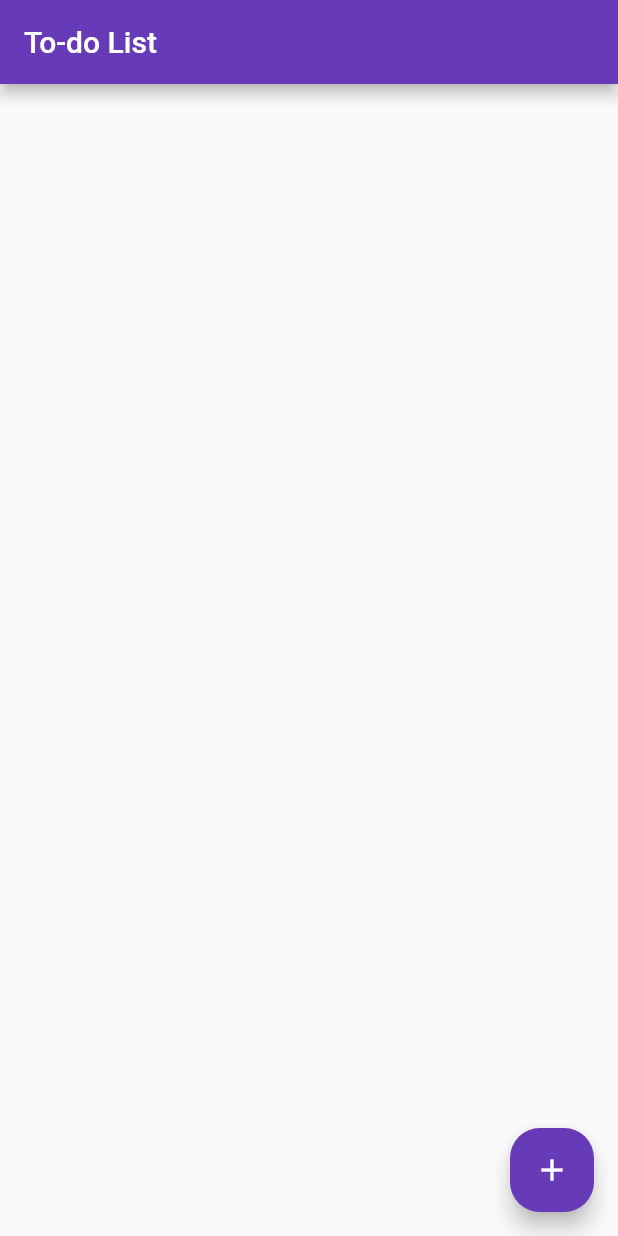
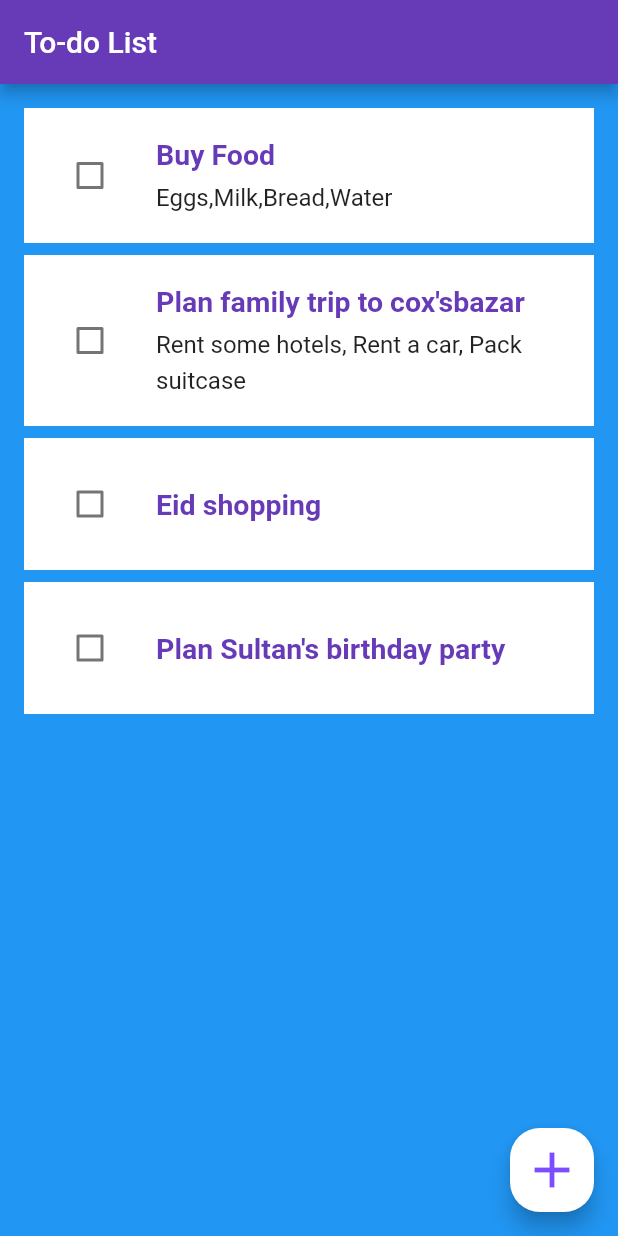
Before and after one commit to sakib556/To-Do-List-App-Sqflite-GetX-, a Flutter app: the HomePage screen opened directly, on a phone screen of 412 x 824 dp. Run offline on Flutter 3.47's test engine with Material 2 defaults, Android fonts, the phone set to English and light mode, and no system bars; our stand-ins replace get, shared_preferences; accounts and stored records are empty.

Commit message:
todo list designs, add some todo information in code for test

```diff
--- /dev/null
+++ b/lib/controllers/todos_controller.dart
@@ -0,0 +1,29 @@
+import 'package:get/get.dart';
+
+import '../models/todo_info.dart';
+
+class TodosController extends GetxController {
+  List<TodoInfo> todos = [
+    TodoInfo(
+      createdTime: DateTime.now(),
+      title: 'Buy Food',
+      description: 'Eggs,Milk,Bread,Water',
+    ),
+    TodoInfo(
+      createdTime: DateTime.now(),
+      title: 'Plan family trip to cox\'sbazar',
+      description: 'Rent some hotels, Rent a car, Pack suitcase',
+    ),
+    TodoInfo(
+      createdTime: DateTime.now(),
+      title: 'Eid shopping',
+    ),
+    TodoInfo(
+      createdTime: DateTime.now(),
+      title: 'Plan Sultan\'s birthday party',
+    ),
+  ];
+
+  List<TodoInfo> get todoList =>
+      todos.where((todo) => todo.isDone == false).toList();
+}
--- a/lib/models/todo_info.dart
+++ b/lib/models/todo_info.dart
@@ -1,10 +1,12 @@
 class TodoInfo {
+  DateTime createdTime;
   String? title;
   String? id;
   String? description;
   bool? isDone;
 
   TodoInfo({
+    required this.createdTime,
     required this.title,
     this.description = '',
     this.id,
--- a/lib/views/home/home_page.dart
+++ b/lib/views/home/home_page.dart
@@ -1,6 +1,7 @@
 import 'package:flutter/material.dart';
 
 import 'local_widgets/add_todo_dialogue_widget.dart';
+import 'local_widgets/todo_list_widget.dart';
 
 class HomePage extends StatelessWidget {
   const HomePage({Key? key}) : super(key: key);
@@ -9,26 +10,31 @@ class HomePage extends StatelessWidget {
   Widget build(BuildContext context) {
     return SafeArea(
       child: Scaffold(
+        backgroundColor: Colors.blue,
         appBar: AppBar(
           title: Text("To-do List"),
           backgroundColor: Colors.deepPurple,
         ),
         body: Container(
           child: Column(
-            children: [],
+            children: [TodoListWidget()],
           ),
         ),
         floatingActionButton: FloatingActionButton(
           shape: RoundedRectangleBorder(
             borderRadius: BorderRadius.circular(20),
           ),
-          backgroundColor: Colors.deepPurple,
+          backgroundColor: Colors.white,
           onPressed: () => showDialog(
             context: context,
             builder: (context) => AddTodoDialogueWidget(),
             barrierDismissible: false,
           ),
-          child: Icon(Icons.add),
+          child: Icon(
+            Icons.add,
+            size: 40,
+            color: Colors.deepPurpleAccent,
+          ),
         ),
       ),
     );
--- /dev/null
+++ b/lib/views/home/local_widgets/todo_list_widget.dart
@@ -0,0 +1,33 @@
+import 'package:flutter/material.dart';
+import 'package:get/get.dart';
+import 'package:to_do_list_app_flutter/controllers/todos_controller.dart';
+import 'package:to_do_list_app_flutter/views/home/local_widgets/todo_widget.dart';
+
+class TodoListWidget extends StatelessWidget {
+  @override
+  Widget build(BuildContext context) {
+    final TodosController _todosController = Get.put(TodosController());
+    final todos = _todosController.todos;
+
+    return todos.isEmpty
+        ? Center(
+            child: Text(
+              'No todos.',
+              style: TextStyle(fontSize: 20),
+            ),
+          )
+        : Expanded(
+            child: ListView.separated(
+              physics: BouncingScrollPhysics(),
+              padding: EdgeInsets.all(16),
+              separatorBuilder: (context, index) => Container(height: 8),
+              itemCount: todos.length,
+              itemBuilder: (context, index) {
+                final todo = todos[index];
+
+                return TodoWidget(todo: todo);
+              },
+            ),
+          );
+  }
+}
--- /dev/null
+++ b/lib/views/home/local_widgets/todo_widget.dart
@@ -0,0 +1,51 @@
+import 'package:flutter/material.dart';
+import 'package:to_do_list_app_flutter/models/todo_info.dart';
+
+class TodoWidget extends StatelessWidget {
+  final TodoInfo todo;
+
+  const TodoWidget({
+    required this.todo,
+    Key? key,
+  }) : super(key: key);
+
+  @override
+  Widget build(BuildContext context) => Container(
+        color: Colors.white,
+        padding: EdgeInsets.all(20),
+        child: Row(
+          children: [
+            Checkbox(
+              activeColor: Theme.of(context).primaryColor,
+              checkColor: Colors.white,
+              value: todo.isDone,
+              onChanged: (_) {},
+            ),
+            const SizedBox(width: 20),
+            Expanded(
+              child: Column(
+                crossAxisAlignment: CrossAxisAlignment.start,
+                children: [
+                  Text(
+                    todo.title!,
+                    style: TextStyle(
+                      fontWeight: FontWeight.bold,
+                      color: Colors.deepPurple,
+                      fontSize: 19,
+                    ),
+                  ),
+                  if (todo.description!.isNotEmpty)
+                    Container(
+                      margin: EdgeInsets.only(top: 4),
+                      child: Text(
+                        todo.description!,
+                        style: TextStyle(fontSize: 16, height: 1.5),
+                      ),
+                    )
+                ],
+              ),
+            ),
+          ],
+        ),
+      );
+}
```
